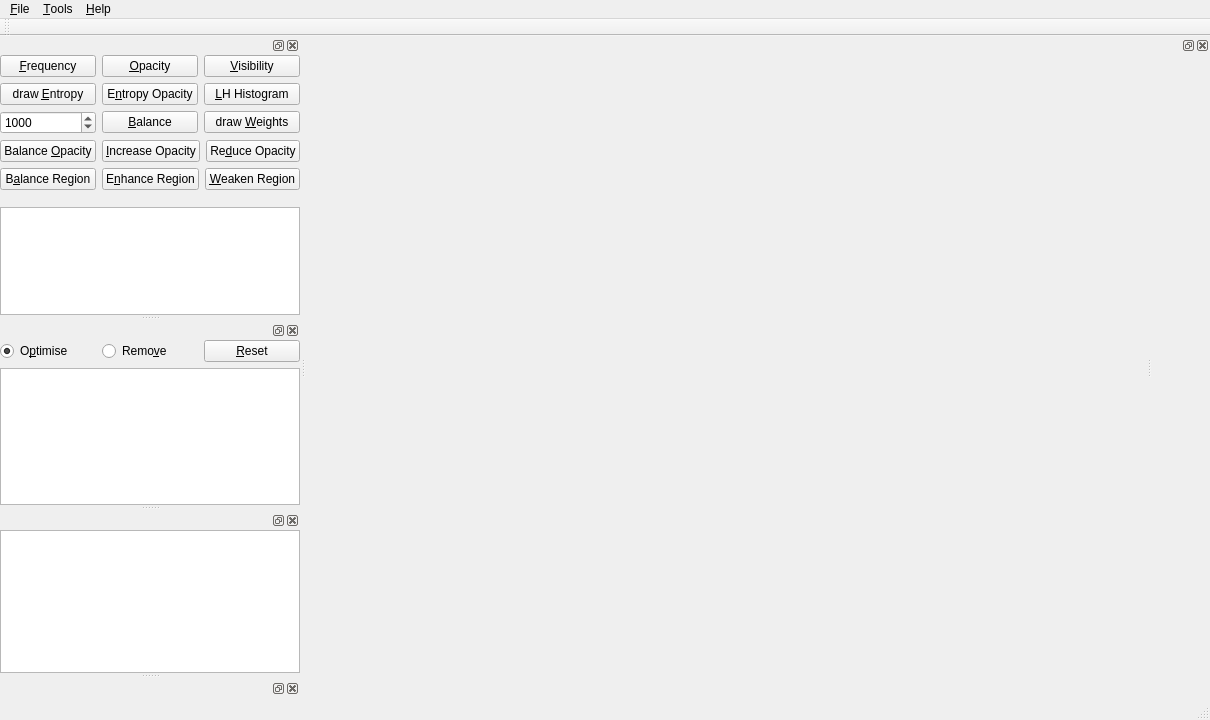
luosz/volume-visualiser, file VolumeRenderer/mainwindow.ui: the form before one commit.
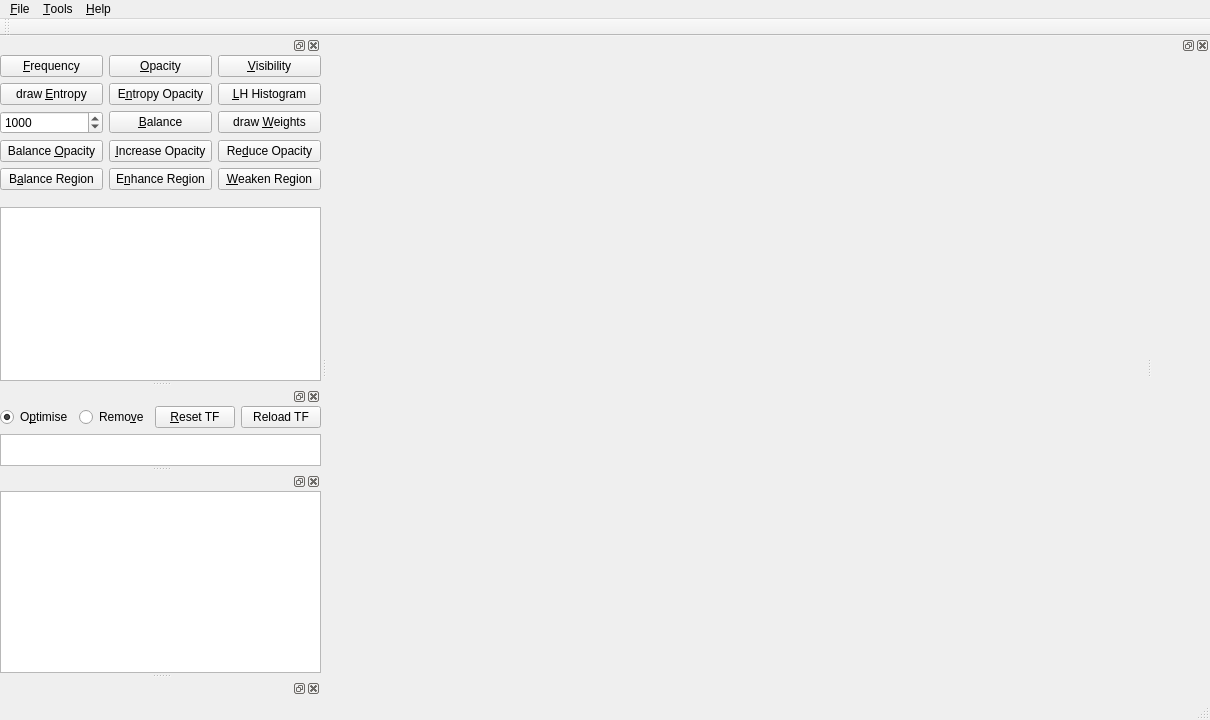
The form after the commit.

```diff
--- a/VolumeRenderer/mainwindow.ui
+++ b/VolumeRenderer/mainwindow.ui
@@ -372,14 +372,28 @@
          <item>
           <widget class="QPushButton" name="resetButton">
            <property name="text">
-            <string>&amp;Reset</string>
+            <string>&amp;Reset TF</string>
+           </property>
+          </widget>
+         </item>
+         <item>
+          <widget class="QPushButton" name="reloadButton">
+           <property name="text">
+            <string>Reload TF</string>
            </property>
           </widget>
          </item>
         </layout>
        </item>
        <item>
-        <widget class="QGraphicsView" name="graphicsView_2"/>
+        <widget class="QGraphicsView" name="graphicsView_2">
+         <property name="maximumSize">
+          <size>
+           <width>16777215</width>
+           <height>32</height>
+          </size>
+         </property>
+        </widget>
        </item>
       </layout>
      </item>
```
